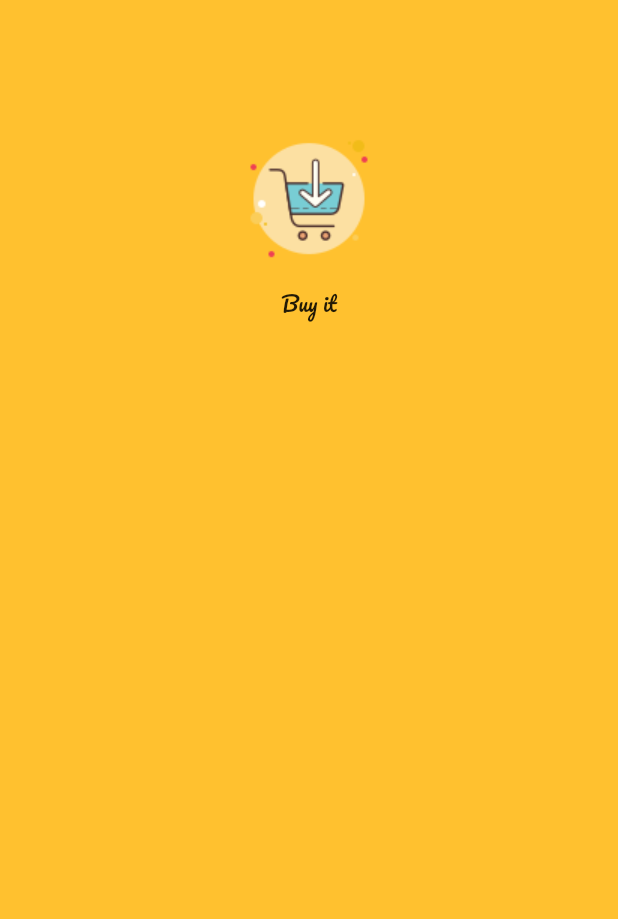
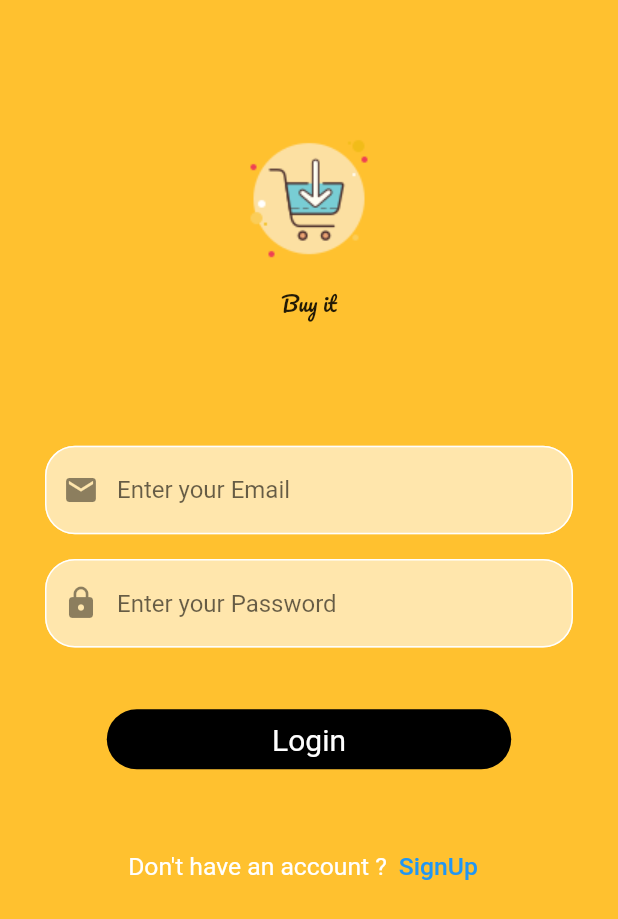
Before and after one commit to Hishamk99/e-commerce, a Flutter app: the screen it shows after launch, on a phone screen of 412 x 824 dp. Shown: the top 919 px of the screen. Run offline on Flutter 3.47's test engine with Material 2 defaults, Android fonts, the phone set to English and light mode, and no system bars.

Commit message:
finishing loginScreen

```diff
--- a/lib/constants.dart
+++ b/lib/constants.dart
@@ -1,3 +1,4 @@
 import 'package:flutter/material.dart';
 
 const kMainColor = Color(0xffffc12f);
+const kTextFieldColor = Color(0xffffe6ac);
--- a/lib/screens/login_screen.dart
+++ b/lib/screens/login_screen.dart
@@ -1,20 +1,24 @@
 import 'package:e_commerce/constants.dart';
+import 'package:e_commerce/widgets/custom_text_field.dart';
 import 'package:flutter/material.dart';
 
 class LoginScreen extends StatelessWidget {
   const LoginScreen({super.key});
-  static String id = 'Login Screen';
+  static String id = 'LoginScreen';
   @override
   Widget build(BuildContext context) {
+    double height = MediaQuery.of(context).size.height;
     return SafeArea(
       child: Scaffold(
         backgroundColor: kMainColor,
-        body: ListView(
+        body: Padding(
+          padding: const EdgeInsets.symmetric(horizontal: 30),
+          child: ListView(
             children: [
               Padding(
                 padding: const EdgeInsets.only(top: 50),
                 child: SizedBox(
-                height: MediaQuery.of(context).size.height* .2,
+                  height: MediaQuery.of(context).size.height * .2,
                   child: Stack(
                     alignment: Alignment.center,
                     children: [
@@ -30,7 +34,67 @@ class LoginScreen extends StatelessWidget {
                   ),
                 ),
               ),
+              SizedBox(
+                height: height * .1,
+              ),
+              const CustomextField(
+                hint: 'Enter your Email',
+                icon: Icon(Icons.email),
+              ),
+              SizedBox(
+                height: height * .02,
+              ),
+              const CustomextField(
+                hint: 'Enter your Password',
+                icon: Icon(Icons.lock),
+              ),
+              SizedBox(
+                height: height * .05,
+              ),
+              Container(
+                margin: EdgeInsets.symmetric(
+                    horizontal: MediaQuery.of(context).size.width * .1),
+                height: 40,
+                decoration: BoxDecoration(
+                  color: Colors.black,
+                  borderRadius: BorderRadius.circular(20),
+                ),
+                child: const Center(
+                  child: Text(
+                    'Login',
+                    style: TextStyle(
+                      color: Colors.white,
+                      fontSize: 20,
+                    ),
+                  ),
+                ),
+              ),
+              SizedBox(
+                height: height * .05,
+              ),
+              Row(
+                mainAxisAlignment: MainAxisAlignment.center,
+                children: [
+                  Text(
+                    'Don\'t have an account ?',
+                    style: TextStyle(
+                      color: Colors.white,
+                      fontSize: MediaQuery.of(context).size.width * .04,
+                    ),
+                  ),
+                  TextButton(
+                    onPressed: () {},
+                    child:  Text(
+                      'SignUp',
+                      style: TextStyle(
+                        fontSize: MediaQuery.of(context).size.width * .04,
+                      ),
+                    ),
+                  ),
                 ],
+              ),
+            ],
+          ),
         ),
       ),
     );
--- /dev/null
+++ b/lib/widgets/custom_text_field.dart
@@ -0,0 +1,26 @@
+import 'package:e_commerce/constants.dart';
+import 'package:flutter/material.dart';
+
+class CustomextField extends StatelessWidget {
+  const CustomextField({super.key , required this.hint , required this.icon});
+  final String hint;
+  final Icon icon;
+  @override
+  Widget build(BuildContext context) {
+    return TextField(
+      cursorColor: kMainColor,
+      decoration: InputDecoration(
+        hintText: hint,
+        prefixIcon: icon,
+        filled: true,
+        fillColor: kTextFieldColor,
+        enabledBorder: OutlineInputBorder(
+            borderRadius: BorderRadius.circular(20),
+            borderSide: const BorderSide(color: Colors.white)),
+        focusedBorder: OutlineInputBorder(
+            borderRadius: BorderRadius.circular(20),
+            borderSide: const BorderSide(color: Colors.white)),
+      ),
+    );
+  }
+}
```
Lines whose indentation alone changed are shown as unchanged.
